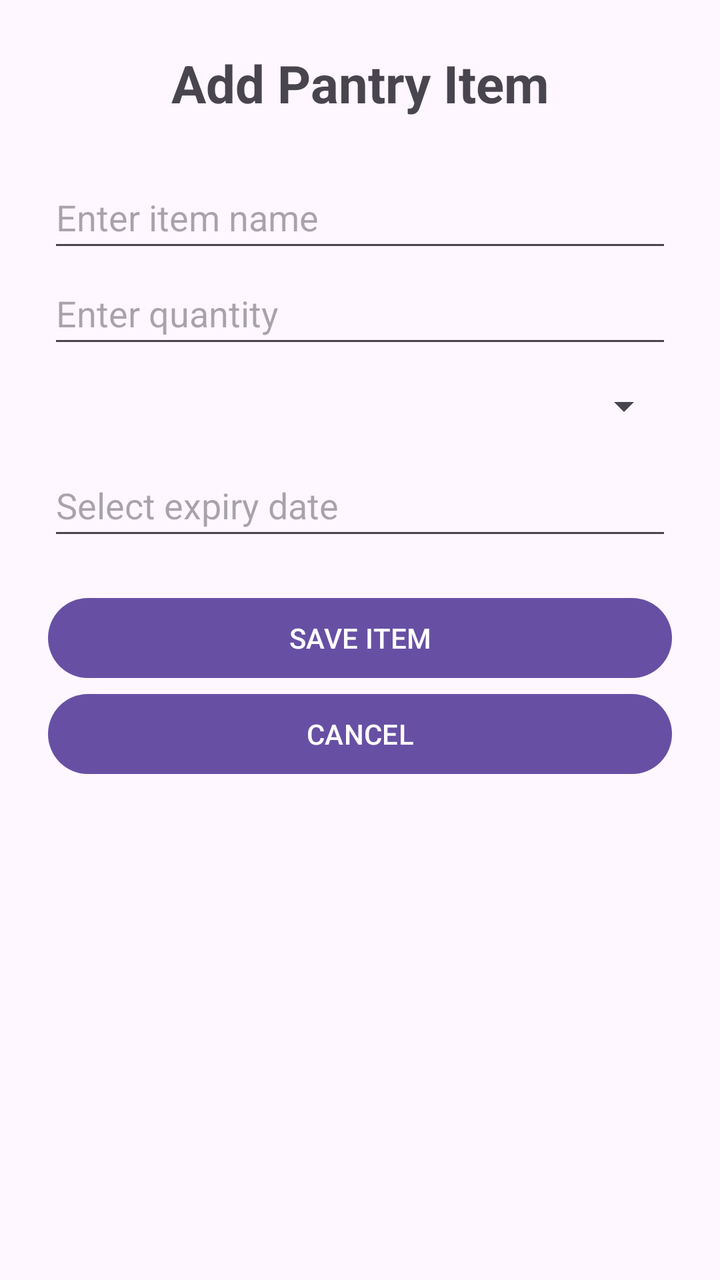
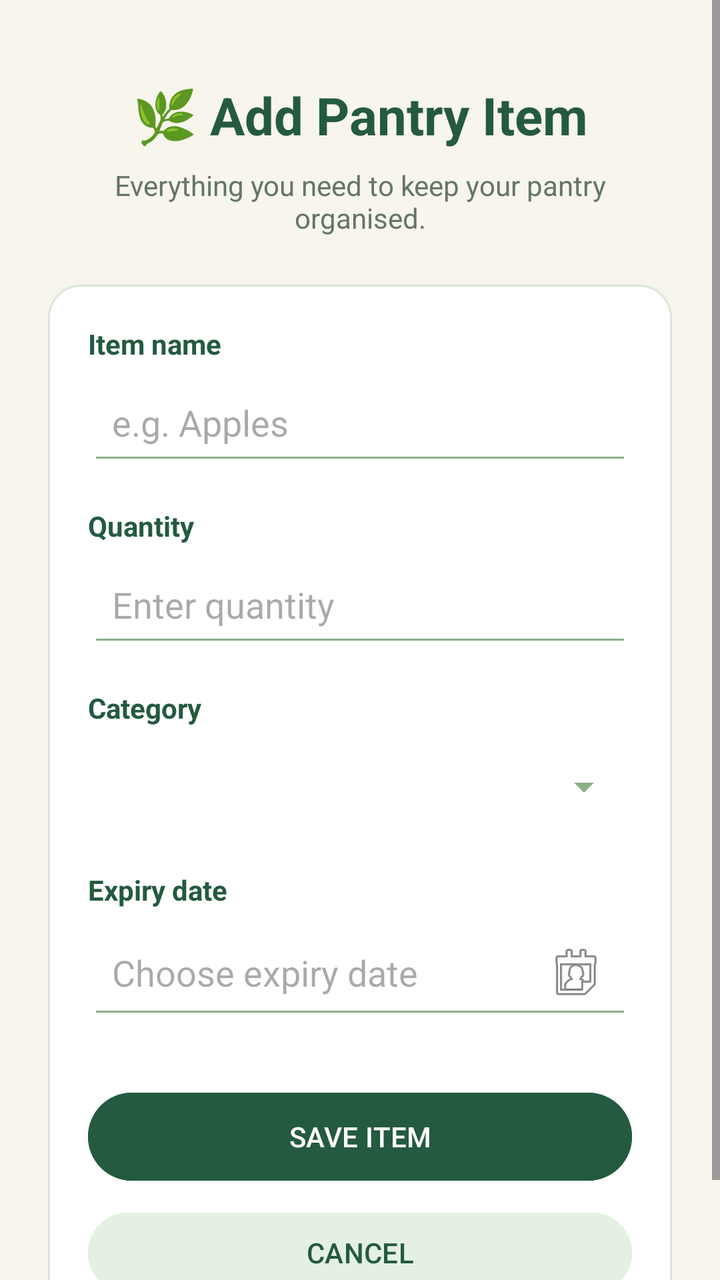

Two renders of the same Android screen: before a commit and after it. Below are the layout's source before the change and the commit's diff.
<!-- AndroidManifest.xml: application theme Theme.SmartPantryManager -->
<!-- res/layout/activity_add_edit_item.xml -->
<?xml version="1.0" encoding="utf-8"?>
<LinearLayout xmlns:android="http://schemas.android.com/apk/res/android"
    android:layout_width="match_parent"
    android:layout_height="match_parent"
    android:orientation="vertical"
    android:padding="24dp">

    <TextView
        android:id="@+id/textAddEditTitle"
        android:layout_width="match_parent"
        android:layout_height="wrap_content"
        android:text="Add Pantry Item"
        android:textSize="26sp"
        android:textStyle="bold"
        android:gravity="center"
        android:layout_marginBottom="24dp" />

    <EditText
        android:id="@+id/editItemName"
        android:layout_width="match_parent"
        android:layout_height="wrap_content"
        android:minHeight="48dp"
        android:hint="Enter item name"
        android:inputType="text" />

    <EditText
        android:id="@+id/editQuantity"
        android:layout_width="match_parent"
        android:layout_height="wrap_content"
        android:minHeight="48dp"
        android:hint="Enter quantity"
        android:inputType="number" />

    <Spinner
        android:id="@+id/editCategory"
        android:layout_width="match_parent"
        android:layout_height="wrap_content"
        android:minHeight="48dp" />

    <EditText
        android:id="@+id/editExpiryDate"
        android:layout_width="match_parent"
        android:layout_height="wrap_content"
        android:minHeight="48dp"
        android:hint="Select expiry date"
        android:focusable="false"
        android:clickable="true" />

    <Button
        android:id="@+id/btnSaveItem"
        android:layout_width="match_parent"
        android:layout_height="wrap_content"
        android:minHeight="48dp"
        android:text="SAVE ITEM"
        android:layout_marginTop="20dp" />

    <Button
        android:id="@+id/btnCancelItem"
        android:layout_width="match_parent"
        android:layout_height="wrap_content"
        android:minHeight="48dp"
        android:text="CANCEL" />

</LinearLayout>
<!-- resources referenced by this layout -->
<resources>
  <style name="Theme.SmartPantryManager" parent="Base.Theme.SmartPantryManager" />
  <style name="Base.Theme.SmartPantryManager" parent="Theme.Material3.DayNight.NoActionBar">
          
          
      </style>
</resources>

<!-- the commit's change to res/layout/activity_add_edit_item.xml (unified diff, before → after) -->
@@ -1,64 +1,151 @@
 <?xml version="1.0" encoding="utf-8"?>
-<LinearLayout xmlns:android="http://schemas.android.com/apk/res/android"
+<ScrollView xmlns:android="http://schemas.android.com/apk/res/android"
     android:layout_width="match_parent"
     android:layout_height="match_parent"
-    android:orientation="vertical"
-    android:padding="24dp">
+    android:background="#F7F5EC"
+    android:fillViewport="true">
 
-    <TextView
-        android:id="@+id/textAddEditTitle"
+    <LinearLayout
         android:layout_width="match_parent"
         android:layout_height="wrap_content"
-        android:text="Add Pantry Item"
-        android:textSize="26sp"
-        android:textStyle="bold"
-        android:gravity="center"
-        android:layout_marginBottom="24dp" />
+        android:orientation="vertical"
+        android:padding="24dp">
 
-    <EditText
-        android:id="@+id/editItemName"
-        android:layout_width="match_parent"
-        android:layout_height="wrap_content"
-        android:minHeight="48dp"
-        android:hint="Enter item name"
-        android:inputType="text" />
+        
+        <TextView
+            android:id="@+id/textAddEditTitle"
+            android:layout_width="match_parent"
+            android:layout_height="wrap_content"
+            android:text="🌿 Add Pantry Item"
+            android:textSize="26sp"
+            android:textStyle="bold"
+            android:gravity="center"
+            android:textColor="#245A40"
+            android:layout_marginTop="16dp"
+            android:layout_marginBottom="8dp" />
 
-    <EditText
-        android:id="@+id/editQuantity"
-        android:layout_width="match_parent"
-        android:layout_height="wrap_content"
-        android:minHeight="48dp"
-        android:hint="Enter quantity"
-        android:inputType="number" />
+        <TextView
+            android:layout_width="match_parent"
+            android:layout_height="wrap_content"
+            android:text="Everything you need to keep your pantry organised."
+            android:textSize="14sp"
+            android:textColor="#657565"
+            android:gravity="center"
+            android:layout_marginBottom="24dp" />
 
-    <Spinner
-        android:id="@+id/editCategory"
-        android:layout_width="match_parent"
-        android:layout_height="wrap_content"
-        android:minHeight="48dp" />
+        
+        <LinearLayout
+            android:layout_width="match_parent"
+            android:layout_height="wrap_content"
+            android:orientation="vertical"
+            android:padding="20dp"
+            android:background="@drawable/pantry_item_card">
 
-    <EditText
-        android:id="@+id/editExpiryDate"
-        android:layout_width="match_parent"
-        android:layout_height="wrap_content"
-        android:minHeight="48dp"
-        android:hint="Select expiry date"
-        android:focusable="false"
-        android:clickable="true" />
+            
+            <TextView
+                android:layout_width="match_parent"
+                android:layout_height="wrap_content"
+                android:text="Item name"
+                android:textStyle="bold"
+                android:textColor="#245A40"
+                android:textSize="14sp"
+                android:layout_marginBottom="4dp" />
 
-    <Button
-        android:id="@+id/btnSaveItem"
-        android:layout_width="match_parent"
-        android:layout_height="wrap_content"
-        android:minHeight="48dp"
-        android:text="SAVE ITEM"
-        android:layout_marginTop="20dp" />
+            <EditText
+                android:id="@+id/editItemName"
+                android:layout_width="match_parent"
+                android:layout_height="wrap_content"
+                android:minHeight="52dp"
+                android:hint="e.g. Apples"
+                android:inputType="text"
+                android:padding="12dp"
+                android:backgroundTint="#8BAF87" />
 
-    <Button
-        android:id="@+id/btnCancelItem"
-        android:layout_width="match_parent"
-        android:layout_height="wrap_content"
-        android:minHeight="48dp"
-        android:text="CANCEL" />
+            
+            <TextView
+                android:layout_width="match_parent"
+                android:layout_height="wrap_content"
+                android:text="Quantity"
+                android:textStyle="bold"
+                android:textColor="#245A40"
+                android:textSize="14sp"
+                android:layout_marginTop="16dp"
+                android:layout_marginBottom="4dp" />
 
-</LinearLayout>
+            <EditText
+                android:id="@+id/editQuantity"
+                android:layout_width="match_parent"
+                android:layout_height="wrap_content"
+                android:minHeight="52dp"
+                android:hint="Enter quantity"
+                android:inputType="number"
+                android:padding="12dp"
+                android:backgroundTint="#8BAF87" />
+
+            
+            <TextView
+                android:layout_width="match_parent"
+                android:layout_height="wrap_content"
+                android:text="Category"
+                android:textStyle="bold"
+                android:textColor="#245A40"
+                android:textSize="14sp"
+                android:layout_marginTop="16dp"
+                android:layout_marginBottom="4dp" />
+
+            <Spinner
+                android:id="@+id/editCategory"
+                android:layout_width="match_parent"
+                android:layout_height="wrap_content"
+                android:minHeight="52dp"
+                android:backgroundTint="#8BAF87" />
+
+            
+            <TextView
+                android:layout_width="match_parent"
+                android:layout_height="wrap_content"
+                android:text="Expiry date"
+                android:textStyle="bold"
+                android:textColor="#245A40"
+                android:textSize="14sp"
+                android:layout_marginTop="16dp"
+                android:layout_marginBottom="4dp" />
+
+            <EditText
+                android:id="@+id/editExpiryDate"
+                android:layout_width="match_parent"
+                android:layout_height="wrap_content"
+                android:minHeight="52dp"
+                android:hint="Choose expiry date"
+                android:focusable="false"
+                android:clickable="true"
+                android:drawableEnd="@android:drawable/ic_menu_my_calendar"
+                android:padding="12dp"
+                android:backgroundTint="#8BAF87" />
+
+            
+            <Button
+                android:id="@+id/btnSaveItem"
+                android:layout_width="match_parent"
+                android:layout_height="wrap_content"
+                android:minHeight="52dp"
+                android:text="SAVE ITEM"
+                android:textColor="#FFFFFF"
+                android:backgroundTint="#245A40"
+                android:layout_marginTop="28dp" />
+
+            
+            <Button
+                android:id="@+id/btnCancelItem"
+                android:layout_width="match_parent"
+                android:layout_height="wrap_content"
+                android:minHeight="48dp"
+                android:text="CANCEL"
+                android:textColor="#245A40"
+                android:backgroundTint="#E4F0E2"
+                android:layout_marginTop="8dp" />
+
+        </LinearLayout>
+
+    </LinearLayout>
+</ScrollView>
<!-- resource entries referenced after the edit -->
@@ -1,5 +1,19 @@
 <!-- resources referenced by this layout -->
 <resources>
+  <!-- drawable pantry_item_card (drawable) -->
+  <?xml version="1.0" encoding="utf-8"?>
+  <shape xmlns:android="http://schemas.android.com/apk/res/android"
+      android:shape="rectangle">
+  
+      <solid android:color="#FFFFFF" />
+  
+      <corners android:radius="16dp" />
+  
+      <stroke
+          android:width="1dp"
+          android:color="#DCE5D8" />
+  
+  </shape>
   <style name="Theme.SmartPantryManager" parent="Base.Theme.SmartPantryManager" />
   <style name="Base.Theme.SmartPantryManager" parent="Theme.Material3.DayNight.NoActionBar">
           
